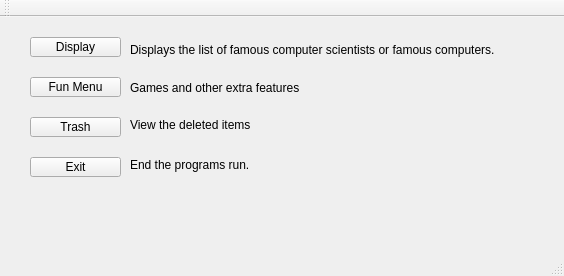
First picture: the form in Widget/mainwindow.ui, repository Ladanvini/VLN1-Hopur-5, before the edit.
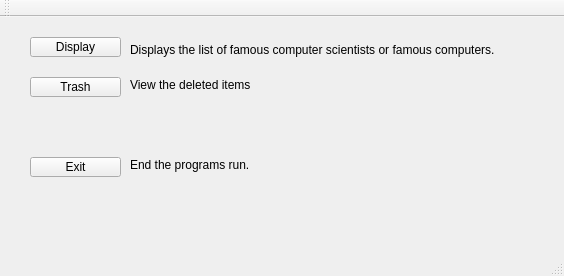
Second picture: the form after the edit.

Commit message: Removed the fun menu

The edit to the form file:
```diff
--- a/Widget/mainwindow.ui
+++ b/Widget/mainwindow.ui
@@ -27,19 +27,6 @@
      <string>Display</string>
     </property>
    </widget>
-   <widget class="QPushButton" name="pBFunMenu">
-    <property name="geometry">
-     <rect>
-      <x>30</x>
-      <y>60</y>
-      <width>91</width>
-      <height>20</height>
-     </rect>
-    </property>
-    <property name="text">
-     <string>Fun Menu</string>
-    </property>
-   </widget>
    <widget class="QPushButton" name="pBExit">
     <property name="geometry">
      <rect>
@@ -66,19 +53,6 @@
      <string>Displays the list of famous computer scientists or famous computers.</string>
     </property>
    </widget>
-   <widget class="QLabel" name="l_FunMenu">
-    <property name="geometry">
-     <rect>
-      <x>130</x>
-      <y>60</y>
-      <width>191</width>
-      <height>21</height>
-     </rect>
-    </property>
-    <property name="text">
-     <string>Games and other extra features</string>
-    </property>
-   </widget>
    <widget class="QLabel" name="l_Exit">
     <property name="geometry">
      <rect>
@@ -96,7 +70,7 @@
     <property name="geometry">
      <rect>
       <x>30</x>
-      <y>100</y>
+      <y>60</y>
       <width>91</width>
       <height>20</height>
      </rect>
@@ -109,7 +83,7 @@
     <property name="geometry">
      <rect>
       <x>130</x>
-      <y>100</y>
+      <y>60</y>
       <width>141</width>
       <height>16</height>
      </rect>
```
The commit also changes 2 other files.
